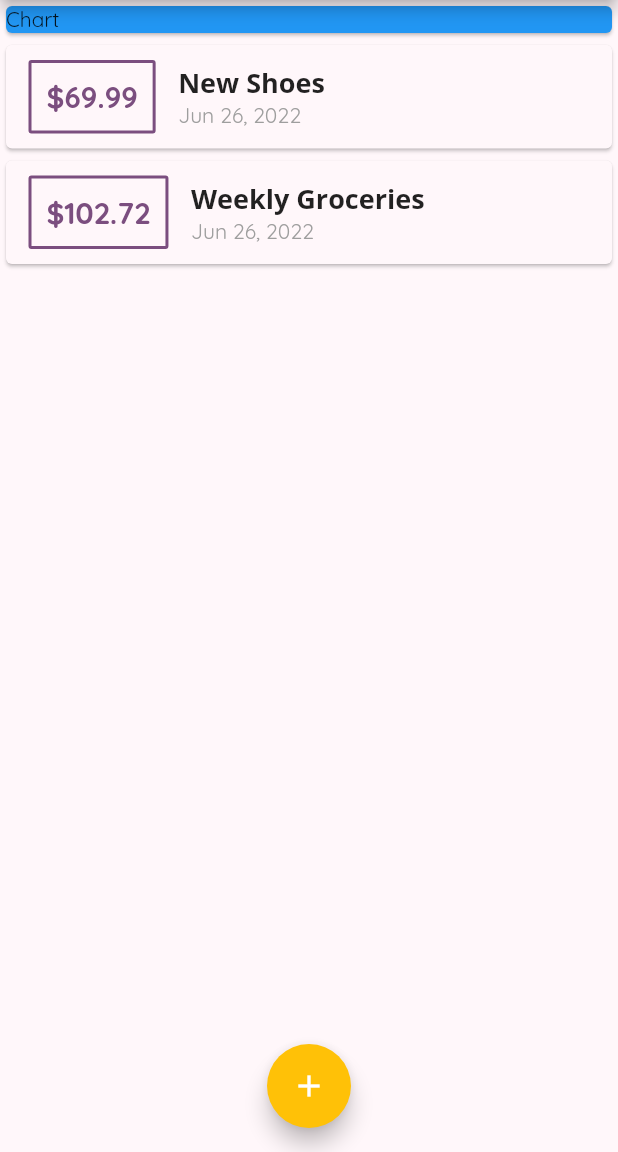
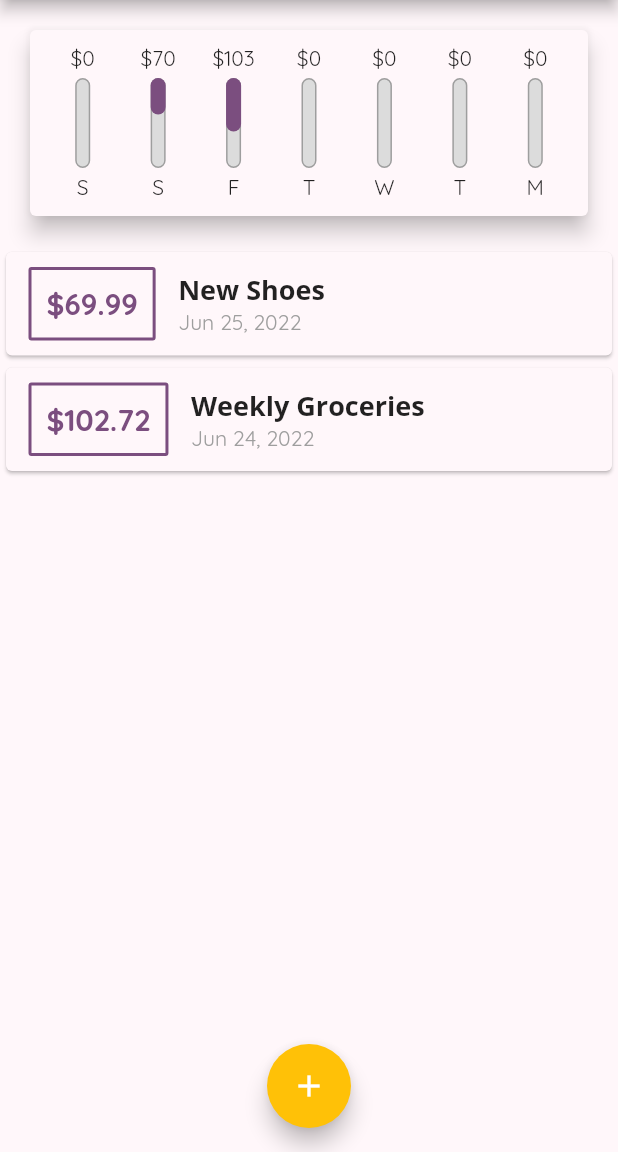
Before and after one commit to MemoryReload/FlutterTutorial, a Flutter app: the screen it shows after launch, on a phone screen of 412 x 824 dp, the part 84-1236 px from its top. Run offline on Flutter 3.47's test engine with Material 2 defaults, Android fonts, the phone set to English and light mode, and no system bars.

Commit message:
build chart bar

```diff
--- a/com_test_flutter_transaction/lib/main.dart
+++ b/com_test_flutter_transaction/lib/main.dart
@@ -1,3 +1,4 @@
+import 'package:com_test_flutter_transaction/widgets/chart.dart';
 import 'package:com_test_flutter_transaction/widgets/new_transaction.dart';
 import 'package:flutter/material.dart';
 import '../widgets/transaction_list.dart';
@@ -86,12 +87,12 @@ class MyHomePage extends StatefulWidget {
 class _MyHomePageState extends State<MyHomePage> {
   final List<Transaction> transactions = [
     Transaction(
-        id: "t1", name: "New Shoes", amount: 69.99, date: DateTime.now()),
+        id: "t1", name: "New Shoes", amount: 69.99, date: DateTime.now().subtract(const Duration(days: 1))),
     Transaction(
         id: "t1",
         name: "Weekly Groceries",
         amount: 102.72,
-        date: DateTime.now()),
+        date: DateTime.now().subtract(const Duration(days: 2))),
   ];
 
   void _addTransaction(String title, double amount) {
@@ -138,10 +139,7 @@ class _MyHomePageState extends State<MyHomePage> {
             mainAxisAlignment: MainAxisAlignment.start,
             crossAxisAlignment: CrossAxisAlignment.stretch,
             children: [
-              const Card(
-                color: Colors.blue,
-                child: Text('Chart'),
-              ),
+              Chart(recentTrasactions: transactions ),
               TransactionList(transactions: transactions),
             ]),
       ),
--- a/com_test_flutter_transaction/lib/widgets/chart.dart
+++ b/com_test_flutter_transaction/lib/widgets/chart.dart
@@ -1,6 +1,7 @@
 import 'package:flutter/material.dart';
 import '../models/transaction.dart';
 import 'package:intl/intl.dart';
+import './chart_bar.dart';
 
 class Chart extends StatelessWidget {
   const Chart({Key? key, required this.recentTrasactions}) : super(key: key);
@@ -13,24 +14,45 @@ class Chart extends StatelessWidget {
         days: index,
       ));
       double totalSum = 0;
-      recentTrasactions.forEach((element) {
+      for (var element in recentTrasactions) {
         if (element.date.day == weekDay.day &&
             element.date.month == weekDay.month &&
             element.date.year == weekDay.year) {
           totalSum += element.amount;
         }
-      });
-      return {"day": DateFormat.E().format(weekDay), 'amount': 9.99};
+      }
+      return {
+        "day": DateFormat.E().format(weekDay).substring(0, 1),
+        'amount': totalSum,
+      };
     });
+  }
+
+  double get totalSpending {
+    return groupedTransactionValues.fold<double>(
+        0, (sum, element) => sum + (element['amount'] as double));
   }
 
   @override
   Widget build(BuildContext context) {
     return Card(
       elevation: 6,
-      margin: EdgeInsets.all(20),
-      child: Row(
-        children: [],
+      margin: const EdgeInsets.all(20),
+      child: Padding(
+        padding: const EdgeInsets.all(10.0),
+        child: Row(
+          crossAxisAlignment: CrossAxisAlignment.end,
+          children: groupedTransactionValues.map((data) {
+            return Flexible(
+              fit: FlexFit.tight,
+              child: ChartBar(
+                data['day'] as String,
+                data['amount'] as double,
+                totalSpending == 0 ? 0 : (data['amount'] as double) / totalSpending,
+              ),
+            );
+          }).toList(),
+        ),
       ),
     );
   }
--- /dev/null
+++ b/com_test_flutter_transaction/lib/widgets/chart_bar.dart
@@ -0,0 +1,51 @@
+import 'package:flutter/material.dart';
+
+class ChartBar extends StatelessWidget {
+  const ChartBar(this.label, this.spendingAmount, this.spendingPctOfTotal,
+      {Key? key})
+      : super(key: key);
+
+  final String label;
+  final double spendingAmount;
+  final double spendingPctOfTotal;
+
+  @override
+  Widget build(BuildContext context) {
+    return Column(
+      children: [
+        FittedBox(
+          child: Text(
+            '\$${spendingAmount.toStringAsFixed(0)}',
+          ),
+        ),
+        const SizedBox(
+          height: 4,
+        ),
+        SizedBox(
+          height: 60,
+          width: 10,
+          child: Stack(children: [
+            Container(
+              decoration: BoxDecoration(
+                  border: Border.all(color: Colors.grey, width: 1.0),
+                  color: const Color.fromRGBO(220, 220, 220, 1),
+                  borderRadius: BorderRadius.circular(10)),
+            ),
+            FractionallySizedBox(
+              heightFactor: spendingPctOfTotal,
+              child: Container(
+                decoration: BoxDecoration(
+                    color: Theme.of(context).primaryColor,
+                    borderRadius: BorderRadius.circular(10)),
+              ),
+            )
+          ]),
+        ),
+        const SizedBox(
+          height: 4,
+        ),
+        Text(label)
+      ],
+    );
+  }
+}
```
